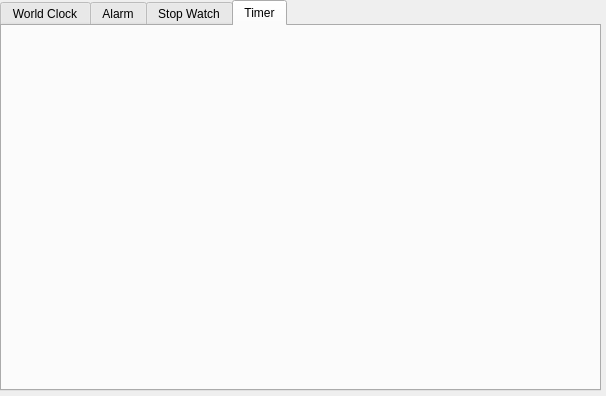
First picture: the form in Assignment-25/main_window.ui, repository DanialNavari/Python, before the edit.
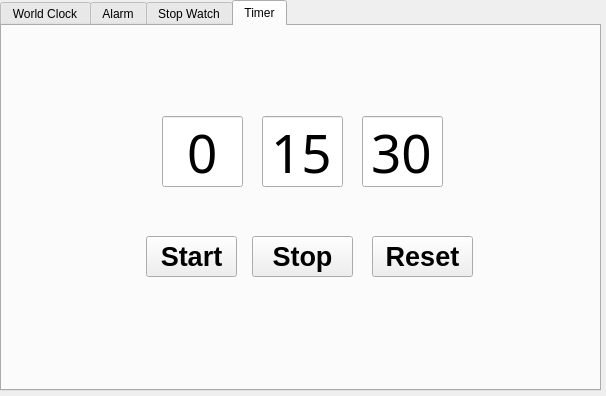
Second picture: the form after the edit. The open tabs and pages were chosen to show the change.

What changed in the file:
```diff
--- a/Assignment-25/main_window.ui
+++ b/Assignment-25/main_window.ui
@@ -10,6 +10,18 @@
     <height>396</height>
    </rect>
   </property>
+  <property name="minimumSize">
+   <size>
+    <width>606</width>
+    <height>396</height>
+   </size>
+  </property>
+  <property name="maximumSize">
+   <size>
+    <width>606</width>
+    <height>396</height>
+   </size>
+  </property>
   <property name="windowTitle">
    <string>MainWindow</string>
   </property>
@@ -124,6 +136,129 @@
      <attribute name="title">
       <string>Timer</string>
      </attribute>
+     <widget class="QPushButton" name="btn_reset_timer">
+      <property name="geometry">
+       <rect>
+        <x>370</x>
+        <y>210</y>
+        <width>101</width>
+        <height>41</height>
+       </rect>
+      </property>
+      <property name="font">
+       <font>
+        <pointsize>20</pointsize>
+        <bold>true</bold>
+       </font>
+      </property>
+      <property name="text">
+       <string>Reset</string>
+      </property>
+     </widget>
+     <widget class="QPushButton" name="btn_start_timer">
+      <property name="geometry">
+       <rect>
+        <x>144</x>
+        <y>210</y>
+        <width>91</width>
+        <height>41</height>
+       </rect>
+      </property>
+      <property name="font">
+       <font>
+        <pointsize>20</pointsize>
+        <bold>true</bold>
+       </font>
+      </property>
+      <property name="text">
+       <string>Start</string>
+      </property>
+     </widget>
+     <widget class="QPushButton" name="btn_stop_timer">
+      <property name="geometry">
+       <rect>
+        <x>250</x>
+        <y>210</y>
+        <width>101</width>
+        <height>41</height>
+       </rect>
+      </property>
+      <property name="font">
+       <font>
+        <pointsize>20</pointsize>
+        <bold>true</bold>
+       </font>
+      </property>
+      <property name="text">
+       <string>Stop</string>
+      </property>
+     </widget>
+     <widget class="QLineEdit" name="tb_minute_timer">
+      <property name="geometry">
+       <rect>
+        <x>260</x>
+        <y>90</y>
+        <width>81</width>
+        <height>71</height>
+       </rect>
+      </property>
+      <property name="font">
+       <font>
+        <family>Seven Segment</family>
+        <pointsize>40</pointsize>
+       </font>
+      </property>
+      <property name="text">
+       <string>15</string>
+      </property>
+      <property name="alignment">
+       <set>Qt::AlignCenter</set>
+      </property>
+     </widget>
+     <widget class="QLineEdit" name="tb_second_timer">
+      <property name="geometry">
+       <rect>
+        <x>360</x>
+        <y>90</y>
+        <width>81</width>
+        <height>71</height>
+       </rect>
+      </property>
+      <property name="font">
+       <font>
+        <family>Seven Segment</family>
+        <pointsize>40</pointsize>
+       </font>
+      </property>
+      <property name="text">
+       <string>30</string>
+      </property>
+      <property name="alignment">
+       <set>Qt::AlignCenter</set>
+      </property>
+     </widget>
+     <widget class="QLineEdit" name="tb_hour_timer">
+      <property name="geometry">
+       <rect>
+        <x>160</x>
+        <y>90</y>
+        <width>81</width>
+        <height>71</height>
+       </rect>
+      </property>
+      <property name="font">
+       <font>
+        <family>Seven Segment</family>
+        <pointsize>40</pointsize>
+       </font>
+      </property>
+      <property name="text">
+       <string>0</string>
+      </property>
+      <property name="alignment">
+       <set>Qt::AlignCenter</set>
+      </property>
+     </widget>
     </widget>
    </widget>
   </widget>
```
Left out of the diff: 53 changed lines with no effect on the pictures.
